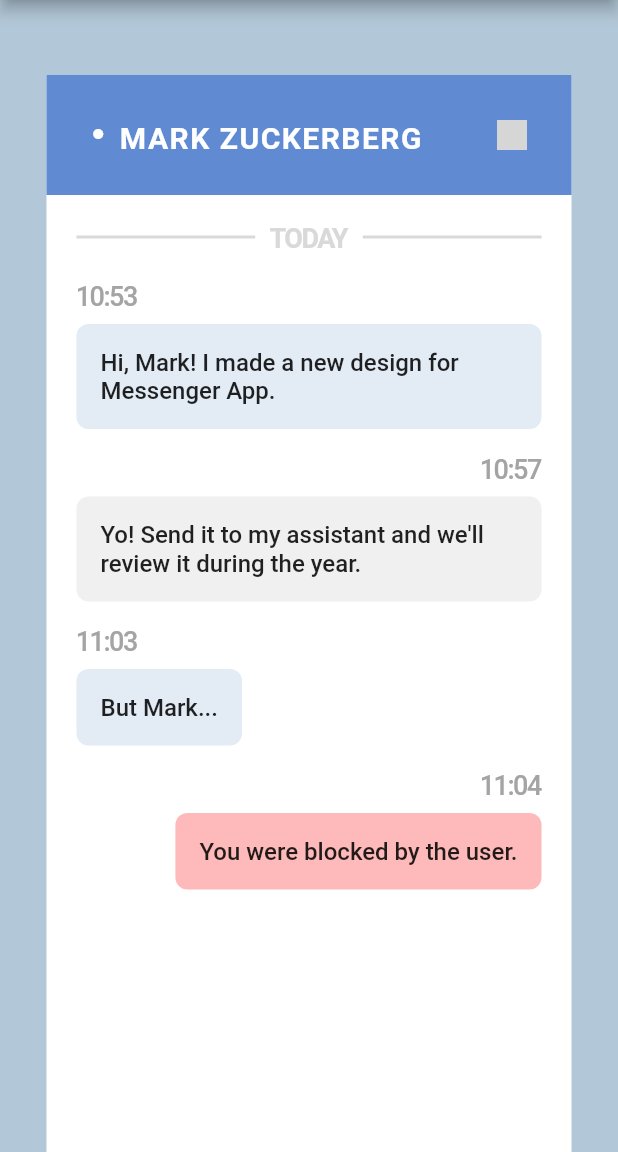
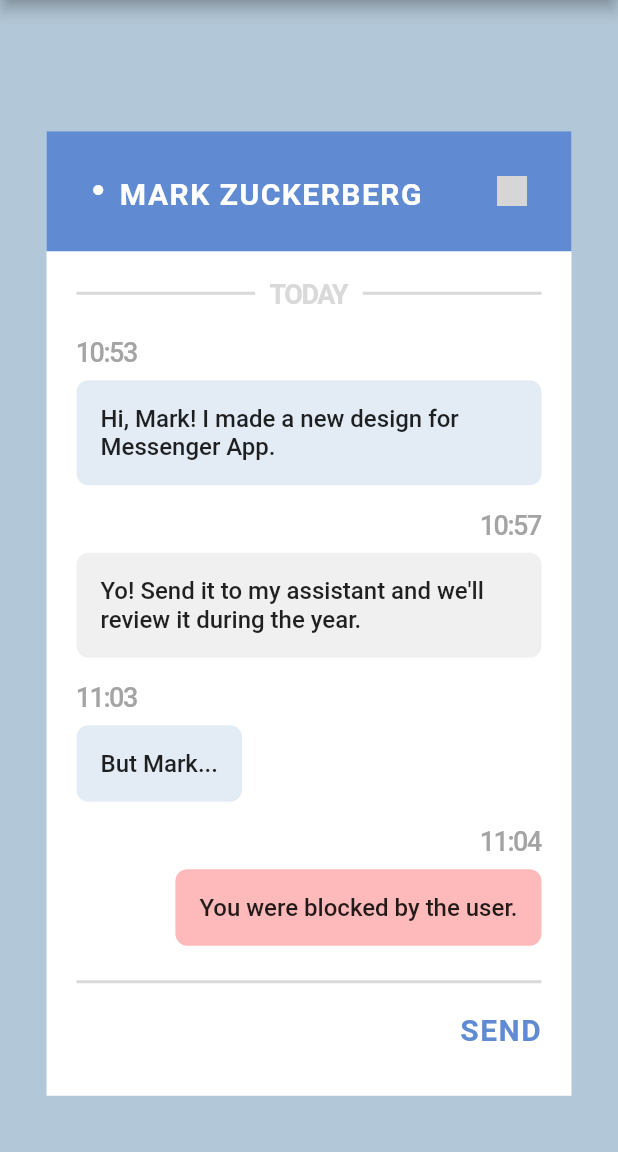
Before and after one commit to sparklaunch/Frontloops_03, a Flutter app: the screen it shows after launch, on a phone screen of 412 x 824 dp, the part 84-1236 px from its top. Run offline on Flutter 3.47's test engine with Material 2 defaults, Android fonts, the phone set to English and light mode, and no system bars; grey boxes are pictures that could not be loaded.

Commit message:
add textfield

```diff
--- /dev/null
+++ b/lib/MessageTextField.dart
@@ -0,0 +1,29 @@
+import "package:flutter/material.dart";
+
+import "./constants.dart";
+
+class MessageTextField extends StatelessWidget {
+  @override
+  Widget build(BuildContext context) {
+    return Row(
+      children: [
+        Expanded(
+          child: TextField(
+            decoration: InputDecoration(
+              border: InputBorder.none,
+            ),
+          ),
+        ),
+        Text(
+          "SEND",
+          style: TextStyle(
+            fontSize: 20.0,
+            color: kMessengerTitleColor,
+            fontWeight: FontWeight.bold,
+            letterSpacing: 1.0,
+          ),
+        ),
+      ],
+    );
+  }
+}
--- a/lib/MessengerBody.dart
+++ b/lib/MessengerBody.dart
@@ -5,6 +5,7 @@ import "./DateDivider.dart";
 import "./Message.dart";
 import "./MessageBrain.dart";
 import "./MessageBox.dart";
+import "./MessageTextField.dart";
 
 MessageBrain messageBrain = MessageBrain();
 
@@ -15,15 +16,23 @@ class MessengerBody extends StatelessWidget {
     return Padding(
       padding: const EdgeInsets.all(kMessengerBodyPadding),
       child: Column(
+        mainAxisSize: MainAxisSize.min,
         children: [
           DateDivider(text: "TODAY"),
           ListView.builder(
+            padding: EdgeInsets.zero,
             shrinkWrap: true,
+            physics: NeverScrollableScrollPhysics(),
             itemCount: messages.length,
             itemBuilder: (BuildContext context, int index) {
               return MessageBox(message: messages[index]);
             },
           ),
+          Divider(
+            color: kDateDividerColor,
+            thickness: 2.0,
+          ),
+          MessageTextField(),
         ],
       ),
     );
--- a/lib/MessengerContainer.dart
+++ b/lib/MessengerContainer.dart
@@ -14,6 +14,7 @@ class MessengerContainer extends StatelessWidget {
         width: kContainerWidth,
         margin: EdgeInsets.only(top: kContainerTopMargin),
         child: Column(
+          mainAxisSize: MainAxisSize.min,
           children: [
             MessengerTitle(),
             MessengerBody(),
```
